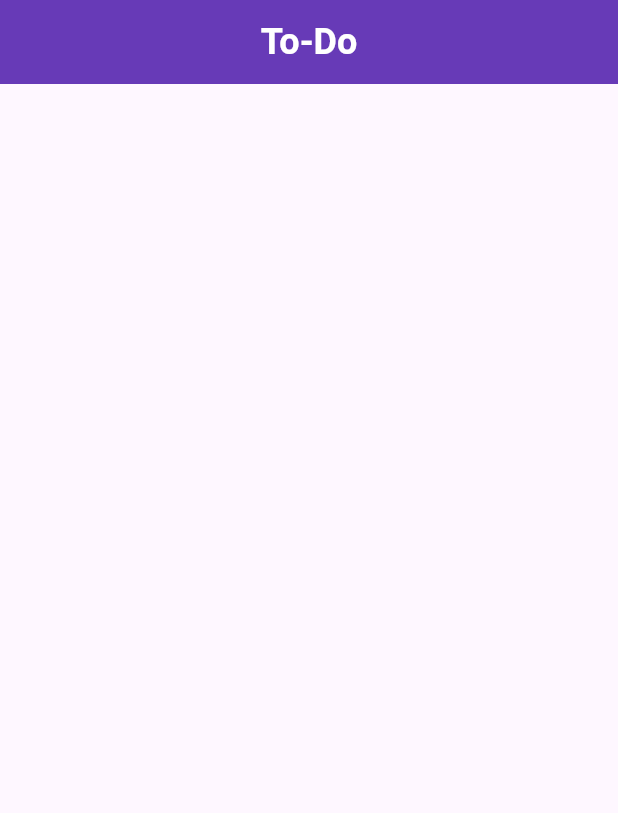
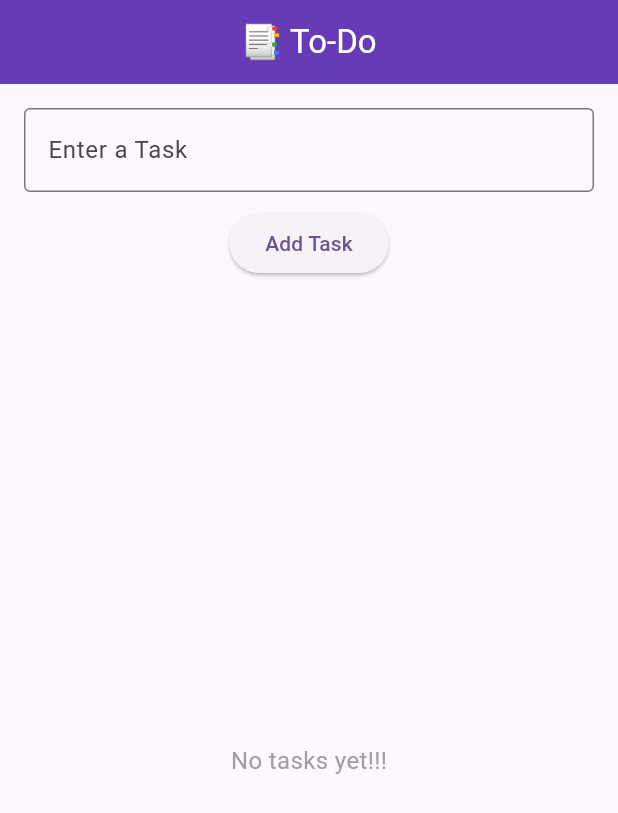
Before and after one commit to ghimireprakaash/ToDo-App, a Flutter app: the screen it shows after launch, on a phone screen of 412 x 824 dp. Shown: the top 813 px of the screen. Run offline on Flutter 3.47's test engine with Material 3 defaults, Android fonts, the phone set to English and light mode, and no system bars.

Commit message:
feat(todo): basic ui with add-delete functionality

```diff
--- a/lib/main.dart
+++ b/lib/main.dart
@@ -12,26 +12,125 @@ class MyApp extends StatelessWidget {
     return MaterialApp(
       title: 'To-Do App',
       debugShowCheckedModeBanner: false,
-      theme: ThemeData(primarySwatch: Colors.deepPurple, useMaterial3: true),
+      // theme: ThemeData(primarySwatch: Colors.deepPurple, useMaterial3: false),
+      theme: ThemeData(
+        colorScheme: ColorScheme.fromSeed(seedColor: Colors.deepPurple),
+        useMaterial3: true,
+        appBarTheme: AppBarTheme(
+          backgroundColor: Colors.deepPurple,
+          foregroundColor: Colors.white,
+        ),
+      ),
       home: MyHomePage(),
     );
   }
 }
 
 class MyHomePage extends StatefulWidget {
+  const MyHomePage({super.key});
+
   @override
   State<MyHomePage> createState() => _MyHomePageState();
 }
 
 class _MyHomePageState extends State<MyHomePage> {
+  final TextEditingController _controller = TextEditingController();
+  final List<String> _tasks = [];
+
+  void _addTask() {
+    final text = _controller.text.trim();
+    if (text.isNotEmpty) {
+      setState(() {
+        _tasks.add(text);
+        _controller.clear();
+      });
+    }
+  }
+
+  void _removeTask(int index) {
+    setState(() {
+      _tasks.removeAt(index);
+    });
+  }
+
+  void _confirmDelete(int index) {
+    showDialog(
+      context: context,
+      builder: (ctx) => AlertDialog(
+        title: Text('Delete Task'),
+        content: Text('Are you sure you want to delete this task?'),
+        actions: [
+          TextButton(
+            onPressed: () => Navigator.pop(ctx),
+            child: Text("Cancel"),
+          ),
+          TextButton(
+            onPressed: () {
+              Navigator.pop(ctx);
+              _removeTask(index);
+            },
+            child: Text('Delete', style: TextStyle(color: Colors.red)),
+          ),
+        ],
+      ),
+    );
+  }
+
+  @override
+  void dispose() {
+    _controller.dispose(); // Clean up controller
+    super.dispose();
+  }
+
   @override
   Widget build(BuildContext context) {
     return Scaffold(
       appBar: AppBar(
-        title: Text('To-Do'),
+        title: const Text('📑 To-Do'),
         centerTitle: true,
-        backgroundColor: Colors.deepPurple,
-        titleTextStyle: TextStyle(fontSize: 24, fontWeight: FontWeight.bold),
+        // backgroundColor: Colors.deepPurple,
+        // titleTextStyle: TextStyle(fontSize: 24, fontWeight: FontWeight.bold),
+      ),
+      body: Padding(
+        padding: const EdgeInsets.all(16.0),
+        child: Column(
+          children: [
+            TextField(
+              controller: _controller,
+              decoration: const InputDecoration(
+                labelText: 'Enter a Task',
+                border: OutlineInputBorder(),
+              ),
+              onSubmitted: (_) => _addTask(),
+            ),
+            SizedBox(height: 10),
+            ElevatedButton(onPressed: _addTask, child: const Text('Add Task')),
+            SizedBox(height: 20),
+            Expanded(
+              child: _tasks.isEmpty
+                  ? const Center(
+                      child: Text(
+                        'No tasks yet!!!',
+                        style: TextStyle(fontSize: 16, color: Colors.grey),
+                      ),
+                    )
+                  : ListView.builder(
+                      itemCount: _tasks.length,
+                      itemBuilder: (context, index) {
+                        return Card(
+                          child: ListTile(
+                            title: Text(_tasks[index]),
+                            trailing: IconButton(
+                              onPressed: () => _confirmDelete(index),
+                              icon: const Icon(Icons.delete, color: Colors.red),
+                            ),
+                          ),
+                        );
+                      },
+                    ),
+            ),
+          ],
+        ),
       ),
     );
   }
```
